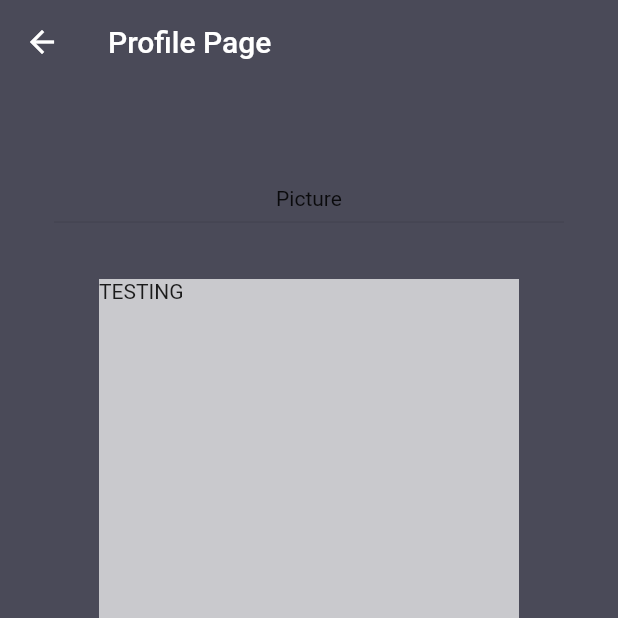
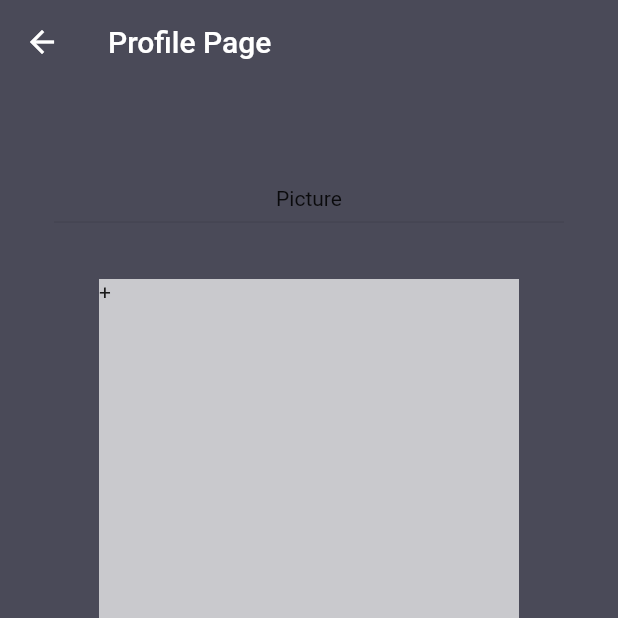
Before and after one commit to captainc3/FlutterDigitalBadge, a Flutter app: the EditProfile screen opened directly, on a phone screen of 412 x 824 dp, the top half of it. Run offline on Flutter 3.47's test engine with Material 2 defaults, Android fonts, the phone set to English and light mode, and no system bars; our stand-ins replace cloud_firestore, firebase_auth, firebase_storage, image_picker; missing offline and left inert: flappy_search_bar; accounts and stored records are empty.

Commit message:
select image

```diff
--- a/lib/screens/profile/editProfile.dart
+++ b/lib/screens/profile/editProfile.dart
@@ -138,12 +138,12 @@ class _EditProfile extends State<EditProfile> {
                             onTap: _getImage,
                             child: Container(
                               color: Colors.white70,
-//                              child: _image == null ? Text('+') : Image.file(_image, fit: BoxFit.fill),
+                              child: _image == null ? Text('+') : Image.file(_image, fit: BoxFit.fill),
 
 //                              child: _uploadedFileURL == null ? Text('+')
 //                                    : Image.network(_uploadedFileURL, fit: BoxFit.fill),
 
-                                child: _imageUrl == null ? Text('TESTING') : Image.network(_imageUrl, fit: BoxFit.fill),
+//                                child: _imageUrl == null ? Text('TESTING') : Image.network(_imageUrl, fit: BoxFit.fill),
                             ),
                           ),
                         ],
```
